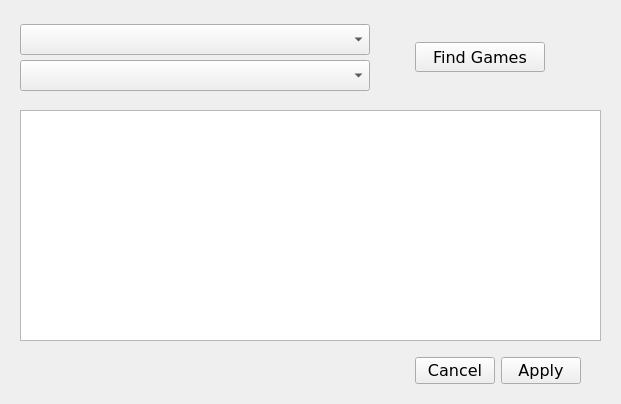
Above: OneLauncher/ui/winSetupWizard.ui from JuneStepp/OneLauncher before the change. Below: the same form after it.
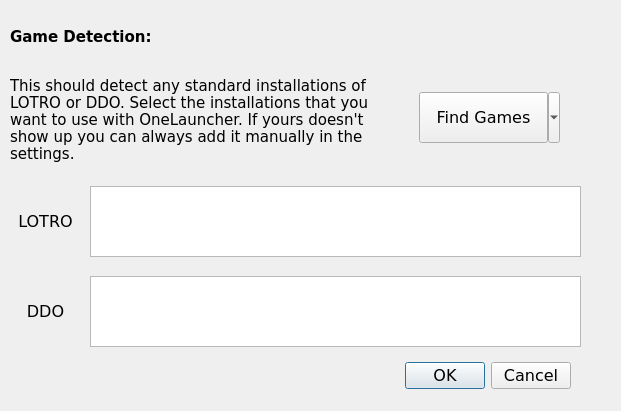
That is the form after the change. The open tabs and pages were chosen to show the change.

Commit message: Redid setup wizard except for the saving of settings

Patch:
```diff
--- a/OneLauncher/ui/winSetupWizard.ui
+++ b/OneLauncher/ui/winSetupWizard.ui
@@ -10,7 +10,7 @@
     <x>0</x>
     <y>0</y>
     <width>621</width>
-    <height>404</height>
+    <height>411</height>
    </rect>
   </property>
   <property name="font">
@@ -28,10 +28,10 @@
   <widget class="QStackedWidget" name="stackedWidget">
    <property name="geometry">
     <rect>
-     <x>20</x>
-     <y>20</y>
-     <width>591</width>
-     <height>371</height>
+     <x>10</x>
+     <y>10</y>
+     <width>601</width>
+     <height>401</height>
     </rect>
    </property>
    <property name="currentIndex">
@@ -66,53 +66,27 @@
     </widget>
    </widget>
    <widget class="QWidget" name="GameFinder">
-    <widget class="QComboBox" name="cboGame">
+    <widget class="QToolButton" name="btnFind">
      <property name="geometry">
       <rect>
-       <x>0</x>
-       <y>40</y>
-       <width>350</width>
-       <height>31</height>
-      </rect>
-     </property>
-    </widget>
-    <widget class="QTableView" name="tblGame">
-     <property name="geometry">
-      <rect>
-       <x>0</x>
-       <y>90</y>
-       <width>581</width>
-       <height>231</height>
-      </rect>
-     </property>
-     <property name="editTriggers">
-      <set>QAbstractItemView::NoEditTriggers</set>
-     </property>
-     <property name="selectionMode">
-      <enum>QAbstractItemView::SingleSelection</enum>
-     </property>
-     <property name="selectionBehavior">
-      <enum>QAbstractItemView::SelectRows</enum>
-     </property>
-    </widget>
-    <widget class="QPushButton" name="btnFind">
-     <property name="geometry">
-      <rect>
-       <x>395</x>
-       <y>22</y>
-       <width>130</width>
-       <height>30</height>
+       <x>409</x>
+       <y>82</y>
+       <width>141</width>
+       <height>51</height>
       </rect>
      </property>
      <property name="text">
       <string>Find Games</string>
      </property>
+     <property name="popupMode">
+      <enum>QToolButton::MenuButtonPopup</enum>
+     </property>
     </widget>
     <widget class="QDialogButtonBox" name="btnBoxOptions">
      <property name="geometry">
       <rect>
        <x>390</x>
-       <y>335</y>
+       <y>350</y>
        <width>171</width>
        <height>32</height>
       </rect>
@@ -121,42 +95,96 @@
       <enum>Qt::Horizontal</enum>
      </property>
      <property name="standardButtons">
-      <set>QDialogButtonBox::Apply|QDialogButtonBox::Cancel</set>
+      <set>QDialogButtonBox::Cancel|QDialogButtonBox::Ok</set>
      </property>
     </widget>
-    <widget class="QLabel" name="lblGame">
+    <widget class="QListWidget" name="lstLOTRO">
      <property name="geometry">
       <rect>
-       <x>-125</x>
-       <y>36</y>
-       <width>120</width>
-       <height>20</height>
+       <x>80</x>
+       <y>176</y>
+       <width>491</width>
+       <height>71</height>
       </rect>
      </property>
+    </widget>
+    <widget class="QLabel" name="lblGameDetection">
+     <property name="geometry">
+      <rect>
+       <x>0</x>
+       <y>0</y>
+       <width>381</width>
+       <height>171</height>
+      </rect>
+     </property>
      <property name="text">
-      <string>Game</string>
+      <string>&lt;html&gt;&lt;head/&gt;&lt;body&gt;&lt;p&gt;&lt;span style=&quot; font-size:11pt; font-weight:600;&quot;&gt;Game Detection:&lt;/span&gt;&lt;br/&gt;&lt;/p&gt;&lt;p&gt;&lt;span style=&quot; font-size:11pt;&quot;&gt;This should detect any standard installations of LOTRO or DDO. Select the installations that you want to use with OneLauncher. If yours doesn't show up you can always add it manually in the settings.&lt;/span&gt;&lt;/p&gt;&lt;/body&gt;&lt;/html&gt;</string>
      </property>
+     <property name="wordWrap">
+      <bool>true</bool>
+     </property>
+     <property name="margin">
+      <number>7</number>
+     </property>
     </widget>
-    <widget class="QLabel" name="lblApplication">
+    <widget class="QListWidget" name="lstDDO">
      <property name="geometry">
       <rect>
-       <x>-125</x>
-       <y>0</y>
-       <width>120</width>
-       <height>20</height>
+       <x>80</x>
+       <y>266</y>
+       <width>491</width>
+       <height>71</height>
       </rect>
      </property>
+    </widget>
+    <widget class="QLabel" name="lblLOTRO">
+     <property name="geometry">
+      <rect>
+       <x>-10</x>
+       <y>176</y>
+       <width>91</width>
+       <height>71</height>
+      </rect>
+     </property>
      <property name="text">
-      <string>Application</string>
+      <string>LOTRO</string>
      </property>
+     <property name="alignment">
+      <set>Qt::AlignCenter</set>
+     </property>
     </widget>
-    <widget class="QComboBox" name="cboApplication">
+    <widget class="QLabel" name="lblDDO">
      <property name="geometry">
       <rect>
+       <x>-10</x>
+       <y>266</y>
+       <width>91</width>
+       <height>71</height>
+      </rect>
+     </property>
+     <property name="text">
+      <string>DDO</string>
+     </property>
+     <property name="alignment">
+      <set>Qt::AlignCenter</set>
+     </property>
+    </widget>
+    <zorder>btnFind</zorder>
+    <zorder>btnBoxOptions</zorder>
+    <zorder>lblLOTRO</zorder>
+    <zorder>lblDDO</zorder>
+    <zorder>lstLOTRO</zorder>
+    <zorder>lstDDO</zorder>
+    <zorder>lblGameDetection</zorder>
+   </widget>
+   <widget class="QWidget" name="GameFinder2">
+    <widget class="QLabel" name="lblGameDetection_2">
+     <property name="geometry">
+      <rect>
        <x>0</x>
-       <y>4</y>
-       <width>350</width>
-       <height>31</height>
+       <y>0</y>
+       <width>381</width>
+       <height>171</height>
       </rect>
      </property>
     </widget>
```
Left out of the diff: 114 changed lines with no effect on the pictures. The commit also changes 4 other files.
